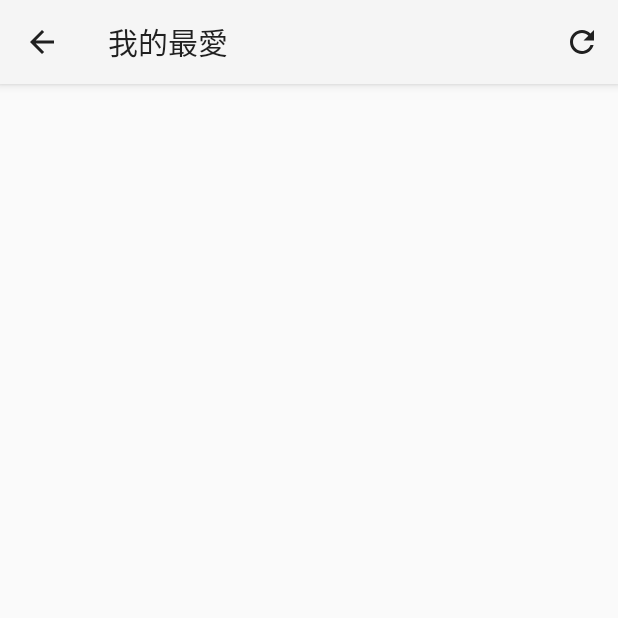
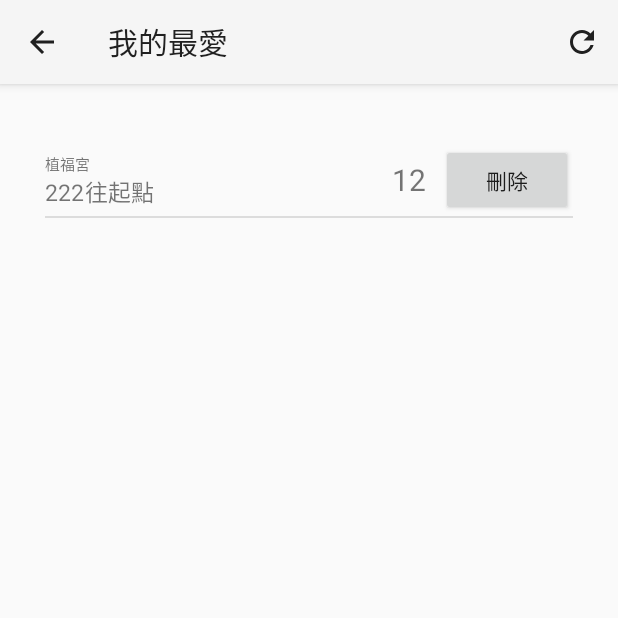
Before and after one commit to Peter-1119/NTUT-LOVE-BUS, an Android app: the Favorite screen opened directly, with no data from a screen before it, on a phone screen of 412 x 824 dp, the top half of it. Run offline under Robolectric (Android 15) with nearby library versions, the phone set to English and light mode, and no system bars.

Commit message:
我的最愛介面改變

```diff
--- a/app/src/main/java/com/example/finalproject/Favorite.kt
+++ b/app/src/main/java/com/example/finalproject/Favorite.kt
@@ -8,12 +8,35 @@ import android.view.MenuItem
 import android.widget.ArrayAdapter
 import android.widget.Toast
 import androidx.appcompat.app.AppCompatActivity
+import com.example.finalproject.fragments.adapters.FavoriteListAdapter
+import com.example.finalproject.fragments.adapters.Item
 import kotlinx.android.synthetic.main.favorite_page.*
 
 class Favorite : AppCompatActivity() {
+    companion object{
+        private val items1 = ArrayList<Item>()
+        private lateinit var adapter: FavoriteListAdapter
+        fun refresh(){
+            Log.d("Tab","Refresh")
+            val c = BusInformation.dbrw.rawQuery("SELECT * FROM myTable",null)
+            //從第一筆開始輸出
+            c.moveToFirst()
+            //清空舊資料
+            items1.clear()
+            for (i in 0 until c.count) {
+                items1.add(Item(c.getString(0),"植福宮",12))
+                //items1.add("公車:${c.getString(0)}")
+                //移動到下一筆
+                c.moveToNext()
+            }
+            //更新列表資料
+            adapter.notifyDataSetChanged()
+            //關閉Cursor
+            c.close()
+        }
+    }
+    //private var items: ArrayList<String> = ArrayList()
 
-    private var items: ArrayList<String> = ArrayList()
-    private lateinit var adapter: ArrayAdapter<String>
 
     override fun onCreate(savedInstanceState: Bundle?) {
         super.onCreate(savedInstanceState)
@@ -21,10 +44,13 @@ class Favorite : AppCompatActivity() {
         val actionbar = supportActionBar
         actionbar!!.title = "我的最愛"
         actionbar.setDisplayHomeAsUpEnabled(true)
+
         //宣告Adapter並連結ListView
-        adapter = ArrayAdapter(this, android.R.layout.simple_list_item_1, items)
-        listView.adapter = adapter
-
+        //adapter = ArrayAdapter(this, android.R.layout.simple_list_item_1, items)
+        //listView.adapter = adapter
+        adapter=FavoriteListAdapter(R.layout.favorite_list,items1)
+        listView.adapter=adapter
+        refresh()
     }
     //Create Refresh Button
     override fun onCreateOptionsMenu(menu: Menu?): Boolean {
@@ -36,22 +62,7 @@ class Favorite : AppCompatActivity() {
         println(item.itemId)
         return when (item.itemId) {
             R.id.refresh -> {
-                Log.d("Tab","Refresh")
-                val c = BusInformation.dbrw.rawQuery("SELECT * FROM myTable",null)
-                //從第一筆開始輸出
-                c.moveToFirst()
-                //清空舊資料
-                items.clear()
-                showToast("共有${c.count}筆資料")
-                for (i in 0 until c.count) {
-                    items.add("公車:${c.getString(0)}")
-                    //移動到下一筆
-                    c.moveToNext()
-                }
-                //更新列表資料
-                adapter.notifyDataSetChanged()
-                //關閉Cursor
-                c.close()
+                refresh()
                 true
             }
             else -> super.onOptionsItemSelected(item)
@@ -65,4 +76,5 @@ class Favorite : AppCompatActivity() {
     }
     private fun showToast(text: String) =
             Toast.makeText(this,text, Toast.LENGTH_LONG).show()
+
 }
--- a/app/src/main/java/com/example/finalproject/fragments/TimeFragment.kt
+++ b/app/src/main/java/com/example/finalproject/fragments/TimeFragment.kt
@@ -15,7 +15,7 @@ import com.example.finalproject.R
 import java.util.*
 
 class TimeFragment : Fragment() {
-    private lateinit var view2: View
+
     override fun onCreate(savedInstanceState: Bundle?) {
         super.onCreate(savedInstanceState)
 
@@ -26,9 +26,7 @@ class TimeFragment : Fragment() {
             savedInstanceState: Bundle?
     ): View? {
         // Inflate the layout for this fragment
-        view2=inflater.inflate(R.layout.fragment_time, container, false)
-
-        return view2
+        return inflater.inflate(R.layout.fragment_time, container, false)
     }
     override fun onViewCreated(view: View, savedInstanceState: Bundle?) {
         val data = arguments
@@ -46,7 +44,7 @@ class TimeFragment : Fragment() {
         val minStr=if (min<10) "0$min" else "$min"
         timeDeparture.text = String.format("若你想搭這班公車，請%d:%s出發", hour, minStr)
         //view==view??
-        var btnFavorite=view2.findViewById<ImageFilterButton>(R.id.btn_favorite)
+        var btnFavorite=view.findViewById<ImageFilterButton>(R.id.btn_favorite)
         btnFavorite?.setOnClickListener {
             try{
                 //新增一筆book與price資料進入myTable資料表
--- /dev/null
+++ b/app/src/main/java/com/example/finalproject/fragments/adapters/FavoriteListAdapter.kt
@@ -0,0 +1,70 @@
+package com.example.finalproject.fragments.adapters
+import android.util.Log
+import android.view.View
+import android.view.ViewGroup
+import android.widget.BaseAdapter
+import android.widget.Button
+import android.widget.TextView
+import com.example.finalproject.BusInformation
+import com.example.finalproject.Favorite
+import com.example.finalproject.R
+
+
+//Implement ViewHolder
+class FavoriteListAdapter constructor(private val layout: Int, private val data: ArrayList<Item>)
+    : BaseAdapter() {
+    //ViewHolder類別，用來緩存畫面中的元件
+    private class ViewHolder(v: View) {
+        val busDir: TextView = v.findViewById(R.id.busDir)
+        val stop: TextView = v.findViewById(R.id.stop)
+        val remainTime: TextView = v.findViewById(R.id.remainTime)
+        val but: Button = v.findViewById(R.id.mBtn)
+    }
+    //回傳項目筆數
+    override fun getCount() = data.size
+    //回傳某筆項目
+    override fun getItem(position: Int) = data[position]
+    //回傳某筆項目Id
+    override fun getItemId(position: Int) = 0L
+    //取得畫面
+    override fun getView(position: Int, convertView: View?, parent: ViewGroup): View {
+        val view: View  //由於convertView無法賦值，必須額外建立一個View物件
+        val holder: ViewHolder  //宣告ViewHolder
+
+        if(convertView==null){
+            //建立畫面
+            view = View.inflate(parent.context, layout, null)
+            //建立ViewHolder
+            holder = ViewHolder(view)
+            //將ViewHolder作為View的Tag
+            view.tag = holder
+        }else{
+            //從Tag取得ViewHolder
+            holder = convertView.tag as ViewHolder
+            //取得畫面
+            view = convertView
+        }
+        //根據position顯示圖片與名稱
+        holder.busDir.text=data[position].busDir
+        holder.stop.text=data[position].stop
+        holder.remainTime.text=data[position].remainTime.toString()
+        holder.but.setOnClickListener {
+            try{
+                //從myTable資料表刪除book欄位為輸入字串（ed_book）的資料
+                BusInformation.dbrw.execSQL("DELETE FROM myTable WHERE busDir LIKE '${holder.busDir.text}'")
+                Log.d("Test","刪除${holder.busDir.text}")
+            }catch (e: Exception){
+                Log.d("Test","刪除失敗:$e")
+            }finally {
+                Favorite.refresh()
+            }
+        }
+        return view
+    }
+}
+
+data class Item(
+        val busDir: String,
+        val stop:String,
+        val remainTime:Int,
+)
--- /dev/null
+++ b/app/src/main/res/layout/favorite_list.xml
@@ -0,0 +1,43 @@
+<?xml version="1.0" encoding="utf-8"?>
+<RelativeLayout xmlns:android="http://schemas.android.com/apk/res/android"
+    android:orientation="horizontal" android:layout_width="match_parent"
+    android:layout_height="match_parent">
+
+    <TextView
+        android:id="@+id/busDir"
+        android:layout_width="wrap_content"
+        android:layout_height="wrap_content"
+        android:layout_marginTop="30dp"
+        android:text="222 往終點"
+        android:textSize="15dp" />
+
+    <TextView
+        android:id="@+id/stop"
+        android:layout_width="wrap_content"
+        android:layout_height="wrap_content"
+        android:layout_marginTop="15dp"
+        android:text="植福宮"
+        android:textSize="10dp" />
+
+    <TextView
+        android:id="@+id/remainTime"
+        android:layout_width="wrap_content"
+        android:layout_height="match_parent"
+        android:layout_alignTop="@+id/mBtn"
+        android:layout_alignBottom="@+id/mBtn"
+        android:layout_marginEnd="10dp"
+        android:layout_marginRight="10dp"
+        android:layout_marginTop="10dp"
+        android:layout_toStartOf="@+id/mBtn"
+        android:layout_toLeftOf="@+id/mBtn"
+        android:text="即將進站"
+        android:textSize="20dp" />
+    <Button
+        android:id="@+id/mBtn"
+        android:layout_marginTop="10dp"
+        android:layout_width="wrap_content"
+        android:layout_height="wrap_content"
+        android:layout_alignParentRight="true"
+        android:text="刪除"
+        />
+</RelativeLayout>
```
